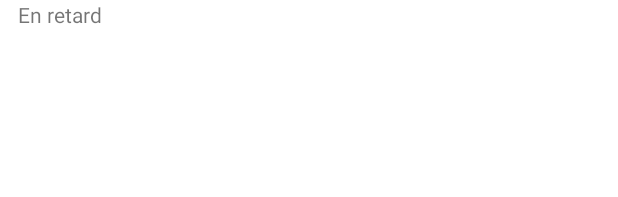
After one commit to Pablo-Rio/MyTodoList, an Android app: the layout content_late.xml on its own in the app's theme, with its tools: preview values and no code run, on a phone screen of 412 x 824 dp. The commit adds this screen. Shown: the top 197 px of the screen. Run offline under Robolectric (Android 15) with nearby library versions, the phone set to English and light mode, and no system bars.

Commit message:
Ajout menu fonctionnel

```diff
--- /dev/null
+++ b/app/src/main/res/layout/content_late.xml
@@ -0,0 +1,19 @@
+<?xml version="1.0" encoding="utf-8"?>
+<LinearLayout xmlns:android="http://schemas.android.com/apk/res/android"
+    xmlns:app="http://schemas.android.com/apk/res-auto"
+    xmlns:tools="http://schemas.android.com/tools"
+    android:layout_width="match_parent"
+    android:layout_height="match_parent"
+    android:layout_marginEnd="12dp"
+    android:layout_marginStart="12dp"
+    android:orientation="vertical"
+    android:id="@+id/content_late"
+    tools:context="iut.project.mytodolist.MainActivity">
+
+    <TextView
+        android:layout_width="match_parent"
+        android:layout_height="wrap_content"
+        android:text="En retard" />
+
+
+</LinearLayout>
```
Also changed, not shown: app/src/main/java/iut/project/mytodolist/MainActivity.kt (+45 -4 lines), app/src/main/res/layout/activity_main.xml (+13 -1 lines), app/src/main/res/layout/content_done.xml (added, +19 -0 lines), app/src/main/res/layout/content_settings.xml (added, +19 -0 lines).
